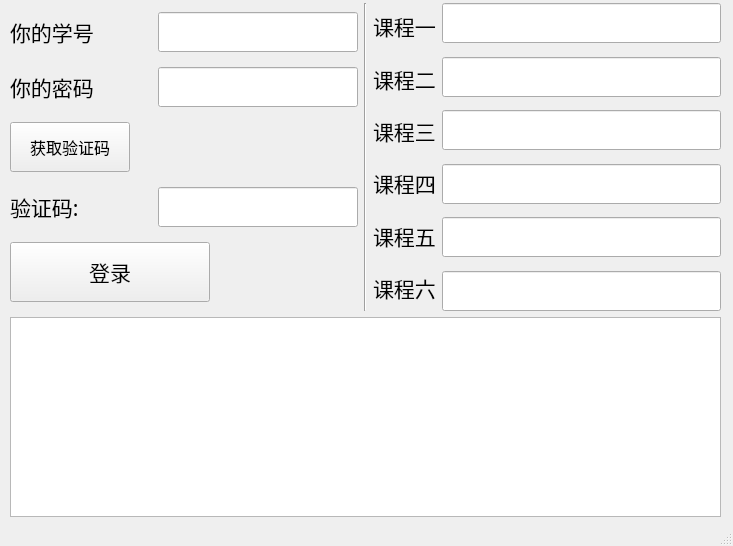
Old version of the form ui_test.ui in the repository JunkuiZhang/whuCourseSelector.
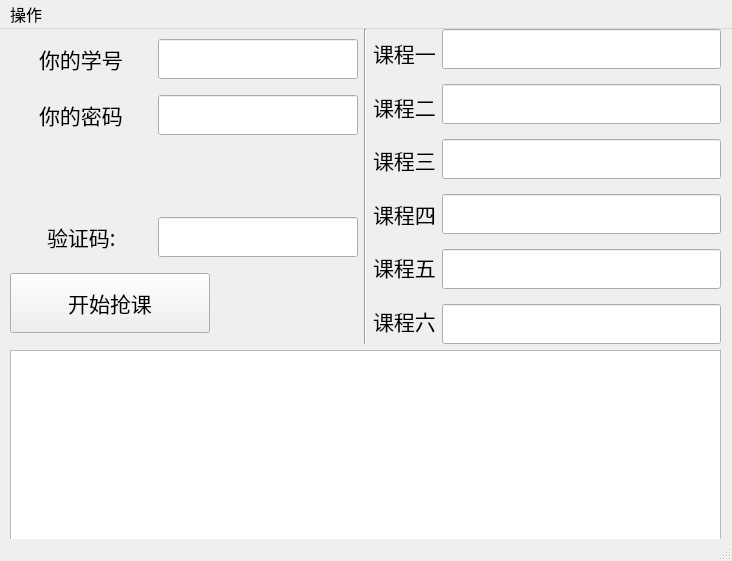
New version of the form. Icons and pictures are not drawn.

Diff of the .ui file:
```diff
--- a/ui_test.ui
+++ b/ui_test.ui
@@ -6,21 +6,33 @@
    <rect>
     <x>0</x>
     <y>0</y>
-    <width>733</width>
-    <height>546</height>
+    <width>732</width>
+    <height>561</height>
    </rect>
   </property>
+  <property name="minimumSize">
+   <size>
+    <width>732</width>
+    <height>561</height>
+   </size>
+  </property>
+  <property name="maximumSize">
+   <size>
+    <width>732</width>
+    <height>561</height>
+   </size>
+  </property>
   <property name="windowTitle">
    <string>MainWindow</string>
   </property>
   <widget class="QWidget" name="centralwidget">
-   <widget class="QWidget" name="">
+   <widget class="QWidget" name="layoutWidget">
     <property name="geometry">
      <rect>
       <x>10</x>
-      <y>3</y>
+      <y>0</y>
       <width>711</width>
-      <height>514</height>
+      <height>521</height>
      </rect>
     </property>
     <layout class="QVBoxLayout" name="verticalLayout_2">
@@ -30,6 +42,19 @@
         <layout class="QVBoxLayout" name="verticalLayout">
          <item>
           <layout class="QHBoxLayout" name="horizontalLayout">
+           <item>
+            <spacer name="horizontalSpacer_3">
+             <property name="orientation">
+              <enum>Qt::Horizontal</enum>
+             </property>
+             <property name="sizeHint" stdset="0">
+              <size>
+               <width>10</width>
+               <height>20</height>
+              </size>
+             </property>
+            </spacer>
+           </item>
            <item>
             <widget class="QLabel" name="tips_user_name">
              <property name="font">
@@ -44,13 +69,13 @@
             </widget>
            </item>
            <item>
-            <spacer name="horizontalSpacer">
+            <spacer name="horizontalSpacer_4">
              <property name="orientation">
               <enum>Qt::Horizontal</enum>
              </property>
              <property name="sizeHint" stdset="0">
               <size>
-               <width>40</width>
+               <width>10</width>
                <height>20</height>
               </size>
              </property>
@@ -82,6 +107,19 @@
          </item>
          <item>
           <layout class="QHBoxLayout" name="horizontalLayout_3">
+           <item>
+            <spacer name="horizontalSpacer">
+             <property name="orientation">
+              <enum>Qt::Horizontal</enum>
+             </property>
+             <property name="sizeHint" stdset="0">
+              <size>
+               <width>10</width>
+               <height>20</height>
+              </size>
+             </property>
+            </spacer>
+           </item>
            <item>
             <widget class="QLabel" name="tips_password">
              <property name="font">
@@ -102,7 +140,7 @@
              </property>
              <property name="sizeHint" stdset="0">
               <size>
-               <width>40</width>
+               <width>10</width>
                <height>20</height>
               </size>
              </property>
@@ -140,44 +178,6 @@
          </item>
          <item>
           <layout class="QHBoxLayout" name="horizontalLayout_4">
-           <item>
-            <widget class="QPushButton" name="get_captcha">
-             <property name="minimumSize">
-              <size>
-               <width>120</width>
-               <height>50</height>
-              </size>
-             </property>
-             <property name="maximumSize">
-              <size>
-               <width>120</width>
-               <height>50</height>
-              </size>
-             </property>
-             <property name="font">
-              <font>
-               <family>黑体</family>
-               <pointsize>12</pointsize>
-              </font>
-             </property>
-             <property name="text">
-              <string>获取验证码</string>
-             </property>
-            </widget>
-           </item>
-           <item>
-            <spacer name="horizontalSpacer_3">
-             <property name="orientation">
-              <enum>Qt::Horizontal</enum>
-             </property>
-             <property name="sizeHint" stdset="0">
-              <size>
-               <width>40</width>
-               <height>20</height>
-              </size>
-             </property>
-            </spacer>
-           </item>
            <item>
             <widget class="QLabel" name="captcha">
              <property name="minimumSize">
@@ -207,6 +207,19 @@
          </item>
          <item>
           <layout class="QHBoxLayout" name="horizontalLayout_5">
+           <item>
+            <spacer name="horizontalSpacer_5">
+             <property name="orientation">
+              <enum>Qt::Horizontal</enum>
+             </property>
+             <property name="sizeHint" stdset="0">
+              <size>
+               <width>10</width>
+               <height>20</height>
+              </size>
+             </property>
+            </spacer>
+           </item>
            <item>
             <widget class="QLabel" name="tips_captcha_2">
              <property name="font">
@@ -221,13 +234,13 @@
             </widget>
            </item>
            <item>
-            <spacer name="horizontalSpacer_4">
+            <spacer name="horizontalSpacer_6">
              <property name="orientation">
               <enum>Qt::Horizontal</enum>
              </property>
              <property name="sizeHint" stdset="0">
               <size>
-               <width>40</width>
+               <width>10</width>
                <height>20</height>
               </size>
              </property>
@@ -241,6 +254,12 @@
                <height>40</height>
               </size>
              </property>
+             <property name="maximumSize">
+              <size>
+               <width>200</width>
+               <height>40</height>
+              </size>
+             </property>
              <property name="font">
               <font>
                <family>Arial</family>
@@ -278,7 +297,7 @@
             <enum>Qt::LeftToRight</enum>
            </property>
            <property name="text">
-            <string>登录</string>
+            <string>开始抢课</string>
            </property>
           </widget>
          </item>
@@ -595,10 +614,27 @@
     <rect>
      <x>0</x>
      <y>0</y>
-     <width>733</width>
-     <height>21</height>
+     <width>732</width>
+     <height>27</height>
     </rect>
    </property>
+   <property name="font">
+    <font>
+     <pointsize>12</pointsize>
+    </font>
+   </property>
+   <widget class="QMenu" name="menuEdit">
+    <property name="font">
+     <font>
+      <pointsize>12</pointsize>
+     </font>
+    </property>
+    <property name="title">
+     <string>操作</string>
+    </property>
+    <addaction name="get_course_info"/>
+   </widget>
+   <addaction name="menuEdit"/>
   </widget>
   <widget class="QStatusBar" name="statusbar"/>
  </widget>
```
Left out of the diff: 16 changed lines with no effect on the pictures.
